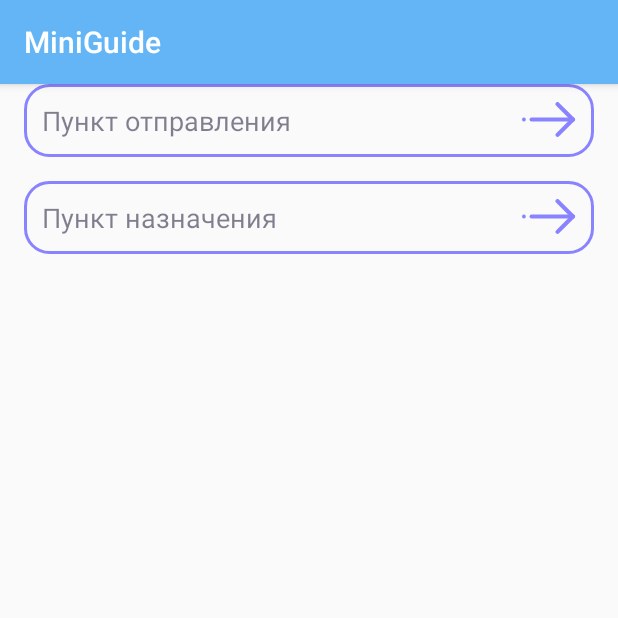
After one commit to DinaShafeeva/MiniGuide, an Android app: the fragment RoutesFragment shown on its own in the app's theme, on a phone screen of 412 x 824 dp, the top half of it. The commit adds this screen. Run offline under Robolectric (Android 15) with nearby library versions, the phone set to English and light mode, and no system bars.

Commit message:
Added routes

```diff
--- a/app/src/main/java/com/example/miniguide/app/App.kt
+++ b/app/src/main/java/com/example/miniguide/app/App.kt
@@ -2,6 +2,8 @@ package com.example.miniguide.app
 
 import android.app.Application
 import com.example.miniguide.di.AppModule
+import com.mapbox.search.MapboxSearchSdk
+import com.mapbox.search.location.DefaultLocationProvider
 
 class App : Application() {
     companion object {
@@ -13,5 +15,11 @@ class App : Application() {
         appComponent = DaggerAppComponent.builder()
             .appModule(AppModule(this))
             .build()
+
+        MapboxSearchSdk.initialize(
+            application = this,
+            accessToken = "pk.eyJ1IjoiZXBpY3VzIiwiYSI6ImNrbzRubnJ1YjFremsycXBnczk0ZnV0NWYifQ.kR8J7q7vH7sqI9U5vdF-rA",
+            locationProvider = DefaultLocationProvider(this)
+        )
     }
 }
--- a/app/src/main/java/com/example/miniguide/app/AppComponent.kt
+++ b/app/src/main/java/com/example/miniguide/app/AppComponent.kt
@@ -3,6 +3,7 @@ package com.example.miniguide.app
 import com.example.miniguide.MainActivity
 import com.example.miniguide.di.AppModule
 import com.example.miniguide.di.ViewModelModule
+import com.example.miniguide.ui.routes.RoutesFragment
 import dagger.Component
 import javax.inject.Singleton
 
@@ -10,4 +11,6 @@ import javax.inject.Singleton
 @Component(modules = [AppModule::class, ViewModelModule::class])
 interface AppComponent {
     fun inject(activity: MainActivity)
+    fun inject(fragment: RoutesFragment)
+
 }
--- /dev/null
+++ b/app/src/main/java/com/example/miniguide/di/RemoteModule.kt
@@ -0,0 +1,7 @@
+package com.example.miniguide.di
+
+import dagger.Module
+
+@Module
+class RemoteModule {
+}
--- a/app/src/main/java/com/example/miniguide/di/ViewModelModule.kt
+++ b/app/src/main/java/com/example/miniguide/di/ViewModelModule.kt
@@ -1,18 +1,21 @@
 package com.example.miniguide.di
 
+import androidx.lifecycle.ViewModel
 import androidx.lifecycle.ViewModelProvider
+import com.example.miniguide.ui.base.ViewModelFactory
+import com.example.miniguide.ui.routes.RoutesViewModel
 import dagger.Binds
 import dagger.Module
 import dagger.multibindings.IntoMap
 
 @Module
 abstract class ViewModelModule {
-//    @Binds
-//    internal abstract fun bindViewModelFactory(factory: ViewModelFactory): ViewModelProvider.Factory
+    @Binds
+    internal abstract fun bindViewModelFactory(factory: ViewModelFactory): ViewModelProvider.Factory
 
-//    @Binds
-//    @IntoMap
-//    @ViewModelKey(ProfileViewModel::class)
-//    abstract fun bindProfileViewModel(viewModel: ProfileViewModel): ViewModel
+    @Binds
+    @IntoMap
+    @ViewModelKey(RoutesViewModel::class)
+    abstract fun bindProfileViewModel(viewModel: RoutesViewModel): ViewModel
 
 }
--- /dev/null
+++ b/app/src/main/java/com/example/miniguide/ui/LocationTextView.kt
@@ -0,0 +1,44 @@
+package com.example.miniguide.ui
+
+import android.annotation.SuppressLint
+import android.content.Context
+import android.util.AttributeSet
+import android.util.TypedValue
+import androidx.appcompat.content.res.AppCompatResources
+import androidx.appcompat.widget.AppCompatTextView
+import androidx.core.content.ContextCompat
+import com.example.miniguide.R
+
+class LocationTextView @JvmOverloads constructor(
+    context: Context, attrs: AttributeSet? = null, defStyleAttr: Int = 0
+) : AppCompatTextView(context, attrs, defStyleAttr) {
+
+    init {
+        initBackground()
+        initHintText()
+        initArrow()
+    }
+
+    private fun initArrow() {
+        setCompoundDrawablesRelativeWithIntrinsicBounds(null, null, AppCompatResources.getDrawable(context, R.drawable.ic_forward_arrow), null)
+    }
+
+    @SuppressLint("ResourceAsColor")
+    private fun initHintText() {
+        this.apply {
+            setTextSize(
+                TypedValue.COMPLEX_UNIT_PX,
+                resources.getDimension(R.dimen.size_text)
+            )
+
+            val padding = resources.getDimensionPixelOffset(R.dimen.location_tv_padding)
+            setPadding(padding, padding, padding, padding)
+
+            setHintTextColor(R.color.colorHintLocation)
+        }
+    }
+
+    private fun initBackground() {
+        this.background = ContextCompat.getDrawable(context, R.drawable.background_shape)
+    }
+}
--- /dev/null
+++ b/app/src/main/java/com/example/miniguide/ui/base/BaseFragment.kt
@@ -0,0 +1,28 @@
+package com.example.miniguide.ui.base
+
+import android.os.Bundle
+import androidx.fragment.app.Fragment
+import androidx.lifecycle.ViewModel
+import androidx.lifecycle.ViewModelProvider
+import javax.inject.Inject
+
+abstract class BaseFragment<T : ViewModel> : Fragment() {
+
+    protected abstract var viewModel: T
+
+    @Inject
+    lateinit var viewModelFactory: ViewModelProvider.Factory
+
+    override fun onActivityCreated(savedInstanceState: Bundle?) {
+        super.onActivityCreated(savedInstanceState)
+        initClickListeners()
+    }
+
+    abstract fun initClickListeners()
+
+    inline fun <reified T : ViewModel> viewModel(body: T.() -> Unit): T {
+        val vm = ViewModelProvider(this, viewModelFactory).get(T::class.java)
+        vm.body()
+        return vm
+    }
+}
--- /dev/null
+++ b/app/src/main/java/com/example/miniguide/ui/base/ViewModelFactory.kt
@@ -0,0 +1,24 @@
+package com.example.miniguide.ui.base
+
+import androidx.lifecycle.ViewModel
+import androidx.lifecycle.ViewModelProvider
+import javax.inject.Inject
+import javax.inject.Provider
+import javax.inject.Singleton
+
+@Singleton
+class ViewModelFactory @Inject constructor(
+    private val creators: Map<Class<out ViewModel>, @JvmSuppressWildcards Provider<ViewModel>>
+) : ViewModelProvider.Factory {
+    override fun <T : ViewModel> create(modelClass: Class<T>): T {
+        val creator = creators[modelClass] ?: creators.entries.firstOrNull {
+            modelClass.isAssignableFrom(it.key)
+        }?.value ?: throw IllegalArgumentException("unknown model class $modelClass")
+        try {
+            @Suppress("UNCHECKED_CAST")
+            return creator.get() as T
+        } catch (e: Exception) {
+            throw RuntimeException(e)
+        }
+    }
+}
--- /dev/null
+++ b/app/src/main/java/com/example/miniguide/ui/routes/RoutesFragment.kt
@@ -0,0 +1,27 @@
+package com.example.miniguide.ui.routes
+
+import android.os.Bundle
+import androidx.fragment.app.Fragment
+import android.view.LayoutInflater
+import android.view.View
+import android.view.ViewGroup
+import com.example.miniguide.R
+import com.example.miniguide.ui.base.BaseFragment
+
+
+class RoutesFragment : BaseFragment<RoutesViewModel>() {
+    override lateinit var viewModel: RoutesViewModel
+
+    override fun onCreateView(
+        inflater: LayoutInflater, container: ViewGroup?,
+        savedInstanceState: Bundle?
+    ): View? {
+        return inflater.inflate(R.layout.fragment_routes, container, false)
+    }
+
+    override fun initClickListeners() {
+        //
+    }
+
+
+}
--- /dev/null
+++ b/app/src/main/java/com/example/miniguide/ui/routes/RoutesViewModel.kt
@@ -0,0 +1,7 @@
+package com.example.miniguide.ui.routes
+
+import androidx.lifecycle.ViewModel
+import javax.inject.Inject
+
+class RoutesViewModel @Inject constructor() : ViewModel() {
+}
--- /dev/null
+++ b/app/src/main/res/drawable/background_shape.xml
@@ -0,0 +1,12 @@
+<?xml version="1.0" encoding="utf-8"?>
+<shape xmlns:android="http://schemas.android.com/apk/res/android"
+    android:shape="rectangle">
+    <stroke
+        android:width="2dp"
+        android:color="@color/colorLightPurple" />
+    <corners
+        android:bottomLeftRadius="16dp"
+        android:bottomRightRadius="16dp"
+        android:topLeftRadius="16dp"
+        android:topRightRadius="16dp" />
+</shape>
--- /dev/null
+++ b/app/src/main/res/drawable/ic_forward_arrow.xml
@@ -0,0 +1,30 @@
+<vector xmlns:android="http://schemas.android.com/apk/res/android"
+    android:width="36dp"
+    android:height="24dp"
+    android:viewportWidth="51"
+    android:viewportHeight="34">
+    <path
+        android:pathData="M48.0801,16.5291L9.0813,16.5291"
+        android:strokeLineJoin="round"
+        android:strokeWidth="3.95652"
+        android:fillColor="#00000000"
+        android:strokeColor="#8A83FF"
+        android:strokeLineCap="round"/>
+    <path
+        android:pathData="M48.0801,16.5291L33.5511,2"
+        android:strokeLineJoin="round"
+        android:strokeWidth="3.95652"
+        android:fillColor="#00000000"
+        android:strokeColor="#8A83FF"
+        android:strokeLineCap="round"/>
+    <path
+        android:pathData="M48.0801,16.5284L33.5511,31.0574"
+        android:strokeLineJoin="round"
+        android:strokeWidth="3.95652"
+        android:fillColor="#00000000"
+        android:strokeColor="#8A83FF"
+        android:strokeLineCap="round"/>
+    <path
+        android:pathData="M1.8167,14.7136a1.8161,1.8161 90.0283,1 0,-0 3.6322a1.8161,1.8161 90.0283,1 0,-0 -3.6322z"
+        android:fillColor="#8A83FF"/>
+</vector>
--- /dev/null
+++ b/app/src/main/res/layout/fragment_routes.xml
@@ -0,0 +1,26 @@
+<?xml version="1.0" encoding="utf-8"?>
+<LinearLayout xmlns:android="http://schemas.android.com/apk/res/android"
+    xmlns:tools="http://schemas.android.com/tools"
+    android:layout_width="match_parent"
+    android:layout_height="match_parent"
+    android:orientation="vertical"
+    tools:context=".ui.routes.RoutesFragment">
+
+    <com.example.miniguide.ui.LocationTextView
+        android:id="@+id/routesView1"
+        android:layout_width="match_parent"
+        android:layout_height="wrap_content"
+        android:layout_marginStart="16dp"
+        android:layout_marginEnd="16dp"
+        android:hint="@string/start_point" />
+
+    <com.example.miniguide.ui.LocationTextView
+        android:id="@+id/routesView2"
+        android:layout_width="match_parent"
+        android:layout_height="wrap_content"
+        android:layout_marginStart="16dp"
+        android:layout_marginEnd="16dp"
+        android:layout_marginTop="16dp"
+        android:hint="@string/end_point" />
+
+</LinearLayout>
--- a/app/src/main/res/values/colors.xml
+++ b/app/src/main/res/values/colors.xml
@@ -3,4 +3,7 @@
     <color name="colorPrimary">#64B5F6</color>
     <color name="colorPrimaryDark">#4015A1</color>
     <color name="colorAccent">#FDD835</color>
+
+    <color name="colorHintLocation">#8A8382</color>
+    <color name="colorLightPurple">#8A83FF</color>
 </resources>
--- /dev/null
+++ b/app/src/main/res/values/dimens.xml
@@ -0,0 +1,5 @@
+<?xml version="1.0" encoding="utf-8"?>
+<resources>
+    <dimen name="location_tv_padding">12dp</dimen>
+    <dimen name="size_text">18sp</dimen>
+</resources>
--- a/app/src/main/res/values/strings.xml
+++ b/app/src/main/res/values/strings.xml
@@ -4,4 +4,6 @@
     <string name="remote_error_message">У них там что-то сломалось</string>
     <string name="network_error_message">У тебя тут что-то сломалось с сетью</string>
     <string name="mapbox_access_token">pk.eyJ1IjoiZXBpY3VzIiwiYSI6ImNrbzRubnJ1YjFremsycXBnczk0ZnV0NWYifQ.kR8J7q7vH7sqI9U5vdF-rA</string>
+    <string name="start_point">Пункт отправления</string>
+    <string name="end_point">Пункт назначения</string>
 </resources>
--- a/build.gradle
+++ b/build.gradle
@@ -21,8 +21,11 @@ buildscript {
         okHttpVersion = "4.7.2"
         roomVersion = "2.3.0-alpha03"
         swipeRefreshLayout = "1.1.0"
+
         permissionsVersion = '1.1.2'
+
         navControllerVersion = '2.3.5'
+
         mapBoxMapVersion = '9.2.1'
         mapBoxNavigationVersion = '0.42.6'
     }
```
Also changed, not shown: app/build.gradle (+15 -6 lines), gradle/wrapper/gradle-wrapper.properties.
